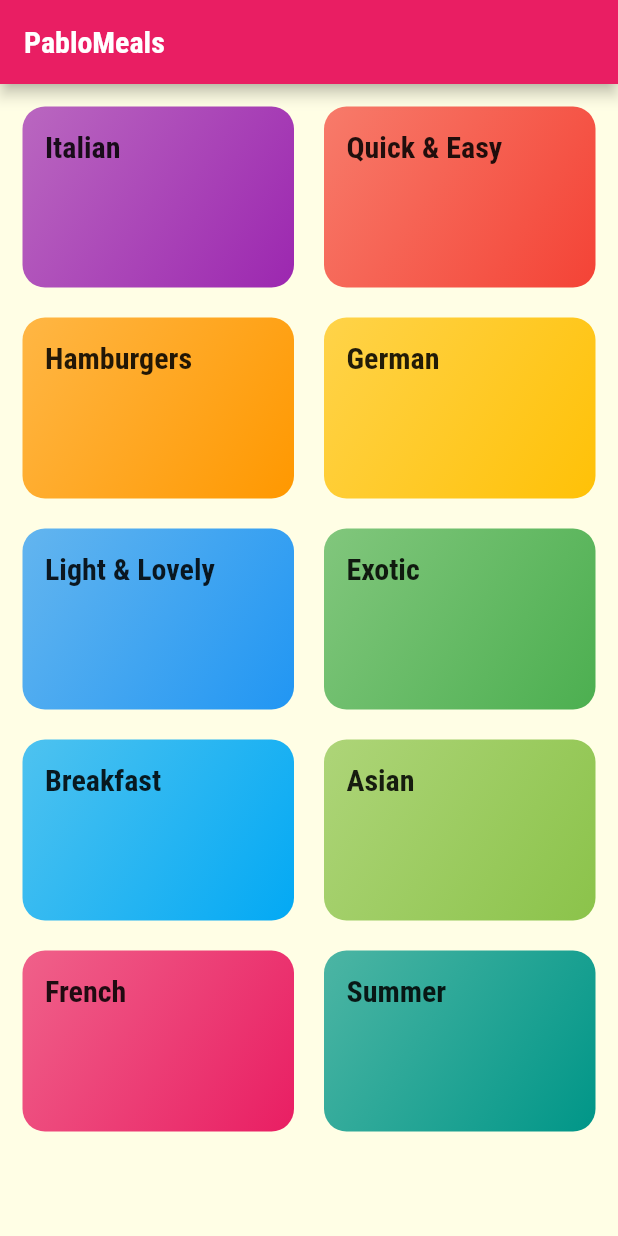
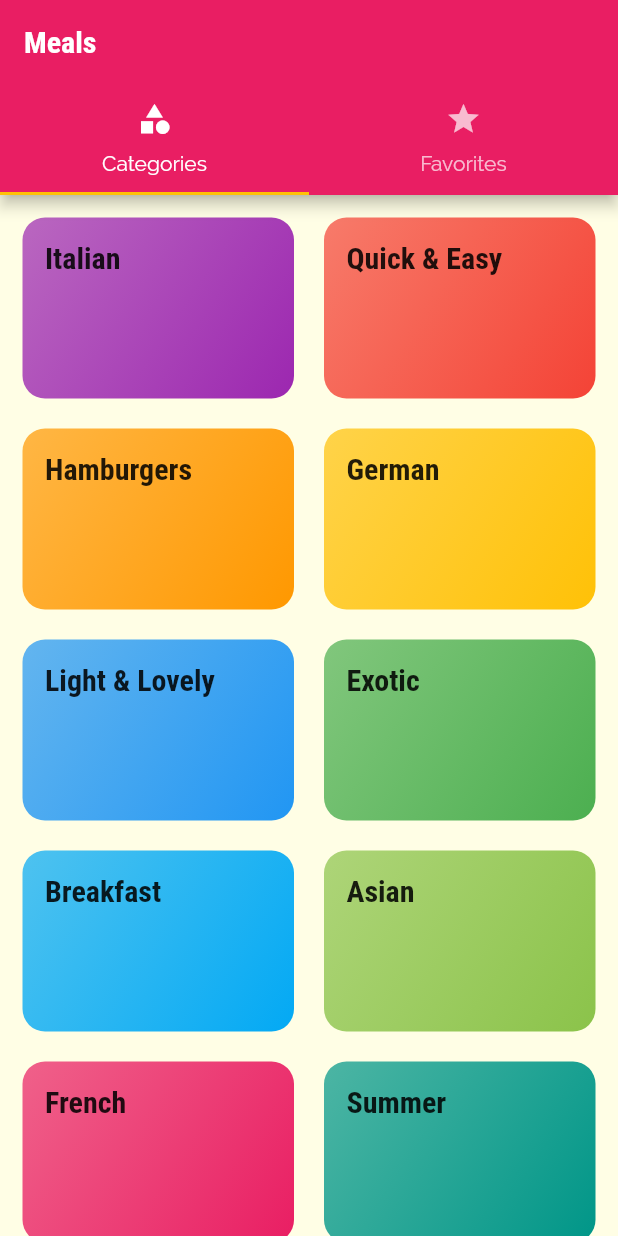
Before and after one commit to pawel-bak-dev/-playground_flutter_meals, a Flutter app: the screen it shows after launch, on a phone screen of 412 x 824 dp. Run offline on Flutter 3.47's test engine with Material 2 defaults, Android fonts, the phone set to English and light mode, and no system bars.

Commit message:
add tabs below app bar

```diff
--- a/lib/main.dart
+++ b/lib/main.dart
@@ -1,6 +1,6 @@
 import 'package:flutter/material.dart';
 
-import 'screens/categories_screen.dart';
+import 'screens/tabs_screen.dart';
 import 'screens/category_meals_screen.dart';
 import 'screens/meal_details_screen.dart';
 
@@ -48,18 +48,18 @@ class MyApp extends StatelessWidget {
             ),
       ),
       routes: {
-        '/': (ctx) => CategoriesScreen(),
+        '/': (ctx) => TabsScreen(),
         CategoryMealsScreen.routeName: (ctx) => CategoryMealsScreen(),
         MealDetailsScreen.routeName: (ctx) => MealDetailsScreen(),
       },
       onGenerateRoute: (settings) {
         return MaterialPageRoute(
-          builder: (ctx) => CategoriesScreen(),
+          builder: (ctx) => TabsScreen(),
         );
       },
       onUnknownRoute: (settings) {
         return MaterialPageRoute(
-          builder: (ctx) => CategoriesScreen(),
+          builder: (ctx) => TabsScreen(),
         );
       },
     );
--- a/lib/screens/categories_screen.dart
+++ b/lib/screens/categories_screen.dart
@@ -6,11 +6,7 @@ import '../widgets/category_item.dart';
 class CategoriesScreen extends StatelessWidget {
   @override
   Widget build(BuildContext context) {
-    return Scaffold(
-      appBar: AppBar(
-        title: const Text('PabloMeals'),
-      ),
-      body: GridView(
+    return GridView(
       padding: const EdgeInsets.all(15),
       gridDelegate: SliverGridDelegateWithMaxCrossAxisExtent(
         maxCrossAxisExtent: 200,
@@ -23,7 +19,6 @@ class CategoriesScreen extends StatelessWidget {
             (data) => CategoryItem(data.id, data.title, data.color),
           )
           .toList(),
-      ),
     );
   }
 }
--- /dev/null
+++ b/lib/screens/favorites_screen.dart
@@ -0,0 +1,10 @@
+import 'package:flutter/material.dart';
+
+class FavoritesScreen extends StatelessWidget {
+  @override
+  Widget build(BuildContext context) {
+    return Center(
+      child: Text('Favorites'),
+    );
+  }
+}
--- /dev/null
+++ b/lib/screens/tabs_screen.dart
@@ -0,0 +1,41 @@
+import 'package:flutter/material.dart';
+import './categories_screen.dart';
+import './favorites_screen.dart';
+
+class TabsScreen extends StatefulWidget {
+  @override
+  _TabsScreenState createState() => _TabsScreenState();
+}
+
+class _TabsScreenState extends State<TabsScreen> {
+  @override
+  Widget build(BuildContext context) {
+    return DefaultTabController(
+      length: 2,
+      initialIndex: 0,
+      child: Scaffold(
+        appBar: AppBar(
+          title: Text('Meals'),
+          bottom: TabBar(
+            tabs: [
+              Tab(
+                icon: Icon(Icons.category),
+                text: 'Categories',
+              ),
+              Tab(
+                icon: Icon(Icons.star),
+                text: 'Favorites',
+              ),
+            ],
+          ),
+        ),
+        body: TabBarView(
+          children: [
+            CategoriesScreen(),
+            FavoritesScreen(),
+          ],
+        ),
+      ),
+    );
+  }
+}
```
Lines whose indentation alone changed are shown as unchanged.
